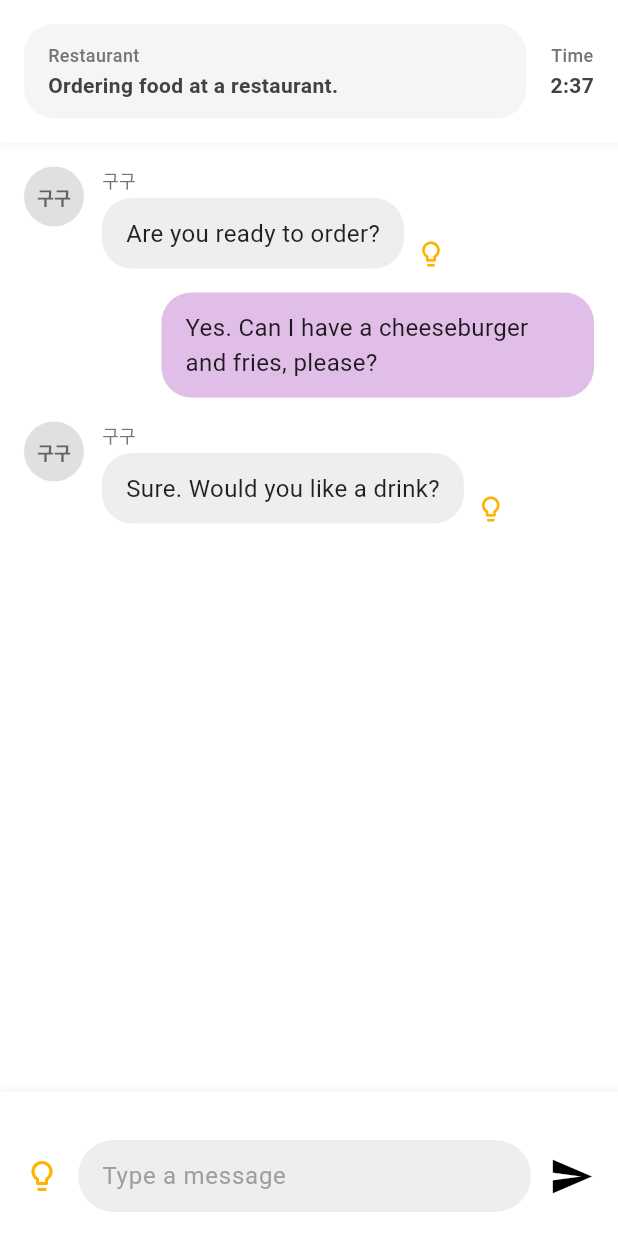
After one commit to DH-Koo/Team46_Junction_Asia_2025, a Flutter app: the screen it shows after launch, after a tap on "연습", on a phone screen of 412 x 824 dp. The commit adds this screen. Run offline on Flutter 3.47's test engine with Material 3 defaults, Android fonts, the phone set to English and light mode, and no system bars.

Commit message:
연습 채팅 화면 틀 구현

```diff
--- /dev/null
+++ b/lib/screens/chat/practice_chat_screen.dart
@@ -0,0 +1,440 @@
+import 'package:flutter/material.dart';
+
+class PracticeChatScreen extends StatefulWidget {
+  const PracticeChatScreen({super.key});
+
+  @override
+  State<PracticeChatScreen> createState() => _PracticeChatScreenState();
+}
+
+class _PracticeChatScreenState extends State<PracticeChatScreen> {
+  final TextEditingController _messageController = TextEditingController();
+  bool _showRecommendations = false; // 추천 응답 표시 여부를 제어하는 상태 변수
+  final Map<int, bool> _showTranslations = {}; // 각 메시지의 번역 표시 여부를 제어하는 상태 변수
+  final List<ChatMessage> _messages = [
+    ChatMessage(
+      text: "Are you ready to order?",
+      isFromUser: false,
+      senderName: "구구",
+      koreanTranslation: "주문 준비되셨나요?",
+    ),
+    ChatMessage(
+      text: "Yes. Can I have a cheeseburger and fries, please?",
+      isFromUser: true,
+    ),
+    ChatMessage(
+      text: "Sure. Would you like a drink?",
+      isFromUser: false,
+      senderName: "구구",
+      koreanTranslation: "물론이죠, 음료 필요하세요?",
+    ),
+  ];
+
+  @override
+  Widget build(BuildContext context) {
+    return Scaffold(
+      backgroundColor: Colors.white,
+      body: SafeArea(
+        child: Column(
+          children: [
+            // 상단 헤더
+            _buildHeader(),
+
+            // 채팅 메시지 영역
+            Expanded(
+              child: _buildChatMessages(),
+            ),
+
+            // 추천 응답 및 입력 영역
+            _buildBottomSection(),
+          ],
+        ),
+      ),
+    );
+  }
+
+  Widget _buildHeader() {
+    return Container(
+      padding: const EdgeInsets.all(16.0),
+      decoration: BoxDecoration(
+        color: Colors.white,
+        boxShadow: [
+          BoxShadow(
+            color: Colors.grey.withOpacity(0.1),
+            spreadRadius: 1,
+            blurRadius: 3,
+            offset: const Offset(0, 1),
+          ),
+        ],
+      ),
+      child: Row(
+        children: [
+          // 레스토랑 컨텍스트
+          Expanded(
+            child: Container(
+              padding: const EdgeInsets.symmetric(horizontal: 16.0, vertical: 12.0),
+              decoration: BoxDecoration(
+                color: Colors.grey[100],
+                borderRadius: BorderRadius.circular(20),
+              ),
+              child: Column(
+                crossAxisAlignment: CrossAxisAlignment.start,
+                children: [
+                  Text(
+                    "Restaurant",
+                    style: TextStyle(
+                      fontSize: 12,
+                      color: Colors.grey[600],
+                      fontWeight: FontWeight.w500,
+                    ),
+                  ),
+                  const SizedBox(height: 2),
+                  Text(
+                    "Ordering food at a restaurant.",
+                    style: TextStyle(
+                      fontSize: 14,
+                      color: Colors.grey[800],
+                      fontWeight: FontWeight.w600,
+                    ),
+                  ),
+                ],
+              ),
+            ),
+          ),
+
+          const SizedBox(width: 16),
+
+          // 시간
+          Column(
+            children: [
+              Text(
+                "Time",
+                style: TextStyle(
+                  fontSize: 12,
+                  color: Colors.grey[600],
+                  fontWeight: FontWeight.w500,
+                ),
+              ),
+              const SizedBox(height: 2),
+              Text(
+                "2:37",
+                style: TextStyle(
+                  fontSize: 14,
+                  color: Colors.grey[800],
+                  fontWeight: FontWeight.w600,
+                ),
+              ),
+            ],
+          ),
+        ],
+      ),
+    );
+  }
+
+  Widget _buildChatMessages() {
+    return ListView.builder(
+      padding: const EdgeInsets.all(16.0),
+      itemCount: _messages.length,
+      itemBuilder: (context, index) {
+        final message = _messages[index];
+        return _buildMessageBubble(message);
+      },
+    );
+  }
+
+  Widget _buildMessageBubble(ChatMessage message) {
+    if (message.isFromUser) {
+      // 사용자 메시지 (오른쪽 정렬)
+      return Padding(
+        padding: const EdgeInsets.only(bottom: 16.0),
+        child: Row(
+          mainAxisAlignment: MainAxisAlignment.end,
+          children: [
+            ConstrainedBox(
+              constraints: BoxConstraints(
+                maxWidth: MediaQuery.of(context).size.width * 0.7,
+              ),
+              child: Container(
+                padding: const EdgeInsets.symmetric(horizontal: 16.0, vertical: 12.0),
+                decoration: BoxDecoration(
+                  color: Colors.purple[100],
+                  borderRadius: BorderRadius.circular(20),
+                ),
+                child: Text(
+                  message.text,
+                  style: const TextStyle(
+                    fontSize: 16,
+                    color: Colors.black87,
+                  ),
+                ),
+              ),
+            ),
+          ],
+        ),
+      );
+    } else {
+      // 구구 메시지 (왼쪽 정렬)
+      return Padding(
+        padding: const EdgeInsets.only(bottom: 16.0),
+        child: Row(
+          crossAxisAlignment: CrossAxisAlignment.start,
+          children: [
+            // 아바타
+            Container(
+              width: 40,
+              height: 40,
+              decoration: BoxDecoration(
+                color: Colors.grey[300],
+                shape: BoxShape.circle,
+              ),
+              child: Center(
+                child: Text(
+                  message.senderName ?? "구구",
+                  style: TextStyle(
+                    fontSize: 12,
+                    color: Colors.grey[700],
+                    fontWeight: FontWeight.w600,
+                  ),
+                ),
+              ),
+            ),
+
+            const SizedBox(width: 12),
+            Column(
+              crossAxisAlignment: CrossAxisAlignment.start,
+              children: [
+                Text(
+                  message.senderName ?? "구구",
+                  style: TextStyle(
+                    fontSize: 12,
+                    color: Colors.grey[600],
+                    fontWeight: FontWeight.w500,
+                  ),
+                ),
+                const SizedBox(height: 4),
+                IntrinsicWidth(
+                  child: Row(
+                    crossAxisAlignment: CrossAxisAlignment.end,
+                    mainAxisSize: MainAxisSize.min,
+                    children: [
+                      ConstrainedBox(
+                        constraints: BoxConstraints(
+                          maxWidth: MediaQuery.of(context).size.width * 0.7,
+                        ),
+                        child: Container(
+                          padding: const EdgeInsets.symmetric(horizontal: 16.0, vertical: 12.0),
+                          decoration: BoxDecoration(
+                            color: Colors.grey[200],
+                            borderRadius: BorderRadius.circular(20),
+                          ),
+                          child: Column(
+                            crossAxisAlignment: CrossAxisAlignment.start,
+                            children: [
+                              Text(
+                                message.text,
+                                style: const TextStyle(
+                                  fontSize: 16,
+                                  color: Colors.black87,
+                                ),
+                              ),
+                              // 한국어 번역 (전구 아이콘 클릭 시에만 표시)
+                              if (_showTranslations[_messages.indexOf(message)] == true && message.koreanTranslation != null) ...[
+                                const SizedBox(height: 8),
+                                Text(
+                                    message.koreanTranslation!,
+                                    style: TextStyle(
+                                      fontSize: 14,
+                                      color: Colors.grey[600],
+                                      fontWeight: FontWeight.w500,
+                                    ),
+                                  ),
+                              ],
+                            ],
+                          ),
+                        ),
+                      ),
+                      const SizedBox(width: 8),
+                      // 전구 아이콘 (번역 토글 기능)
+                      GestureDetector(
+                        onTap: () {
+                          setState(() {
+                            final messageIndex = _messages.indexOf(message);
+                            _showTranslations[messageIndex] = !(_showTranslations[messageIndex] ?? false);
+                          });
+                        },
+                        child: Icon(
+                          _showTranslations[_messages.indexOf(message)] == true ? Icons.lightbulb : Icons.lightbulb_outline,
+                          color: _showTranslations[_messages.indexOf(message)] == true ? Colors.amber : Colors.amber[600],
+                          size: 20,
+                        ),
+                      ),
+                    ],
+                  ),
+                ),
+              ],
+            ),
+
+
+
+
+          ],
+        ),
+      );
+    }
+  }
+
+  Widget _buildBottomSection() {
+    return Container(
+      padding: const EdgeInsets.all(16.0),
+      decoration: BoxDecoration(
+        color: Colors.white,
+        boxShadow: [
+          BoxShadow(
+            color: Colors.grey.withOpacity(0.1),
+            spreadRadius: 1,
+            blurRadius: 3,
+            offset: const Offset(0, -1),
+          ),
+        ],
+      ),
+      child: Column(
+        children: [
+          // 추천 응답 영역 (전구 아이콘 클릭 시에만 표시)
+          if (_showRecommendations) ...[
+            // 추천 응답 헤더
+            Row(
+              children: [
+                Text(
+                  "✨ Recommend for you",
+                  style: TextStyle(
+                    fontSize: 14,
+                    color: Colors.purple[600],
+                    fontWeight: FontWeight.w600,
+                  ),
+                ),
+              ],
+            ),
+
+            const SizedBox(height: 12),
+
+            // 추천 응답 버튼들
+            SingleChildScrollView(
+              scrollDirection: Axis.horizontal,
+              child: Row(
+                children: [
+                  _buildRecommendationButton("Yes, I'll have a cola."),
+                  const SizedBox(width: 8),
+                  _buildRecommendationButton("No, thanks."),
+                  const SizedBox(width: 8),
+                  _buildRecommendationButton("Could you recommend something else?"),
+                  const SizedBox(width: 8),
+                  _buildRecommendationButton("I'd like to see the menu."),
+                  const SizedBox(width: 8),
+                  _buildRecommendationButton("What's your specialty?"),
+                ],
+              ),
+            ),
+
+            const SizedBox(height: 16),
+          ],
+
+          const SizedBox(height: 16),
+
+          // 메시지 입력 영역
+                      Row(
+              children: [
+                // 전구 아이콘 (클릭 가능)
+                GestureDetector(
+                  onTap: () {
+                    setState(() {
+                      _showRecommendations = !_showRecommendations;
+                    });
+                  },
+                  child: Icon(
+                    _showRecommendations ? Icons.lightbulb : Icons.lightbulb_outline,
+                    color: _showRecommendations ? Colors.amber : Colors.amber[600],
+                    size: 24,
+                  ),
+                ),
+
+              const SizedBox(width: 12),
+
+              // 입력 필드
+              Expanded(
+                child: Container(
+                  padding: const EdgeInsets.symmetric(horizontal: 16.0),
+                  decoration: BoxDecoration(
+                    color: Colors.grey[200],
+                    borderRadius: BorderRadius.circular(25),
+                  ),
+                  child: TextField(
+                    controller: _messageController,
+                    decoration: const InputDecoration(
+                      hintText: "Type a message",
+                      border: InputBorder.none,
+                      hintStyle: TextStyle(
+                        color: Colors.grey,
+                        fontSize: 16,
+                      ),
+                    ),
+                  ),
+                ),
+              ),
+
+              const SizedBox(width: 12),
+
+              // 전송 버튼
+                const Icon(
+                  Icons.send,
+                  color: Colors.black,
+                  size: 30,
+                ),
+            ],
+          ),
+        ],
+      ),
+    );
+  }
+
+  Widget _buildRecommendationButton(String text) {
+    return Container(
+      padding: const EdgeInsets.symmetric(horizontal: 12.0, vertical: 10.0),
+      decoration: BoxDecoration(
+        color: Colors.grey[100],
+        borderRadius: BorderRadius.circular(10),
+      ),
+      child: Center(
+        child: Text(
+        text,
+        style: const TextStyle(
+          fontSize: 14,
+          color: Colors.black87,
+        ),
+        textAlign: TextAlign.start,
+        maxLines: 3,
+        overflow: TextOverflow.ellipsis,
+      ),
+      ),
+    );
+  }
+
+  @override
+  void dispose() {
+    _messageController.dispose();
+    super.dispose();
+  }
+}
+
+class ChatMessage {
+  final String text;
+  final bool isFromUser;
+  final String? senderName;
+  final String? koreanTranslation; // 한국어 번역 추가
+
+  ChatMessage({
+    required this.text,
+    required this.isFromUser,
+    this.senderName,
+    this.koreanTranslation,
+  });
+}
--- a/lib/screens/home/home_screen.dart
+++ b/lib/screens/home/home_screen.dart
@@ -1,4 +1,5 @@
 import 'package:flutter/material.dart';
+import '../chat/practice_chat_screen.dart';
 
 class HomeScreen extends StatefulWidget {
   const HomeScreen({super.key});
@@ -178,6 +179,15 @@ class _HomeScreenState extends State<HomeScreen> {
                 child: Row(
                   children: [
                     Expanded(
+                      child: GestureDetector(
+                        onTap: () {
+                          Navigator.push(
+                            context,
+                            MaterialPageRoute(
+                              builder: (context) => const PracticeChatScreen(),
+                            ),
+                          );
+                        },
                         child: Container(
                           height: 80,
                           decoration: BoxDecoration(
@@ -191,6 +201,7 @@ class _HomeScreenState extends State<HomeScreen> {
                                 fontSize: 18,
                                 fontWeight: FontWeight.bold,
                                 color: Colors.white,
+                              ),
                             ),
                           ),
                         ),
```
Also changed, not shown: lib/screens/chat/rank_chat_screen.dart (added). Lines whose indentation alone changed are shown as unchanged.
